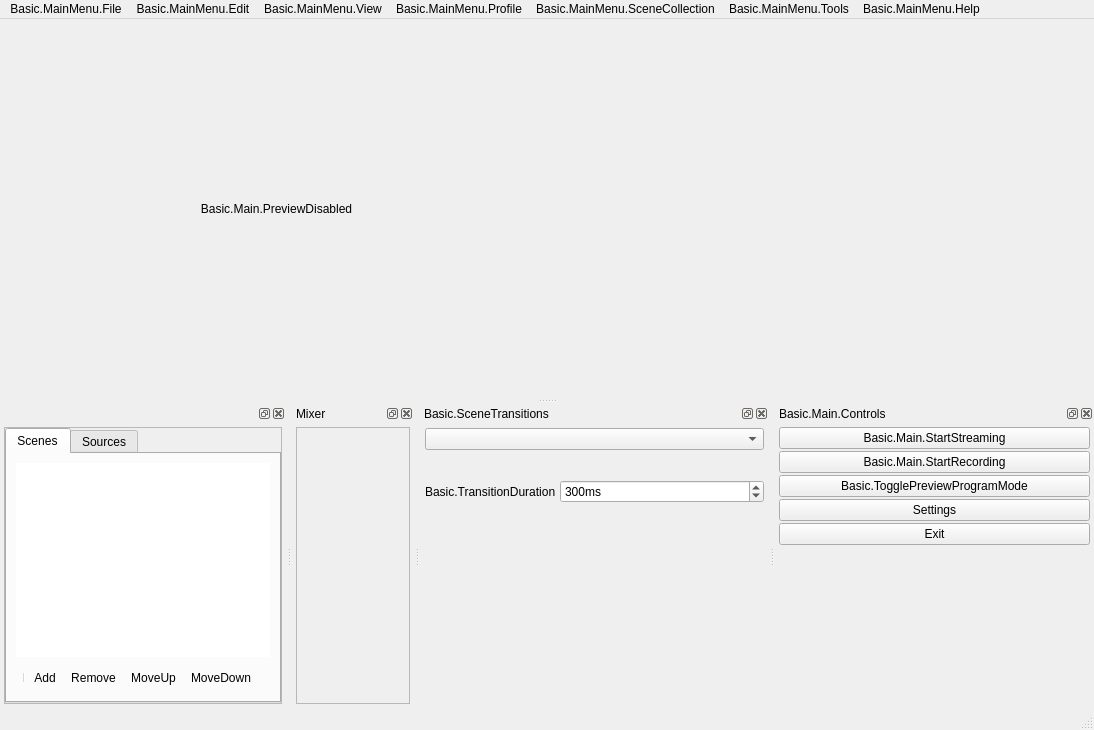
Before: the Qt Designer form UI/forms/OBSBasic.ui in SamerSaber/obs_new_ui, drawn with Qt 5.
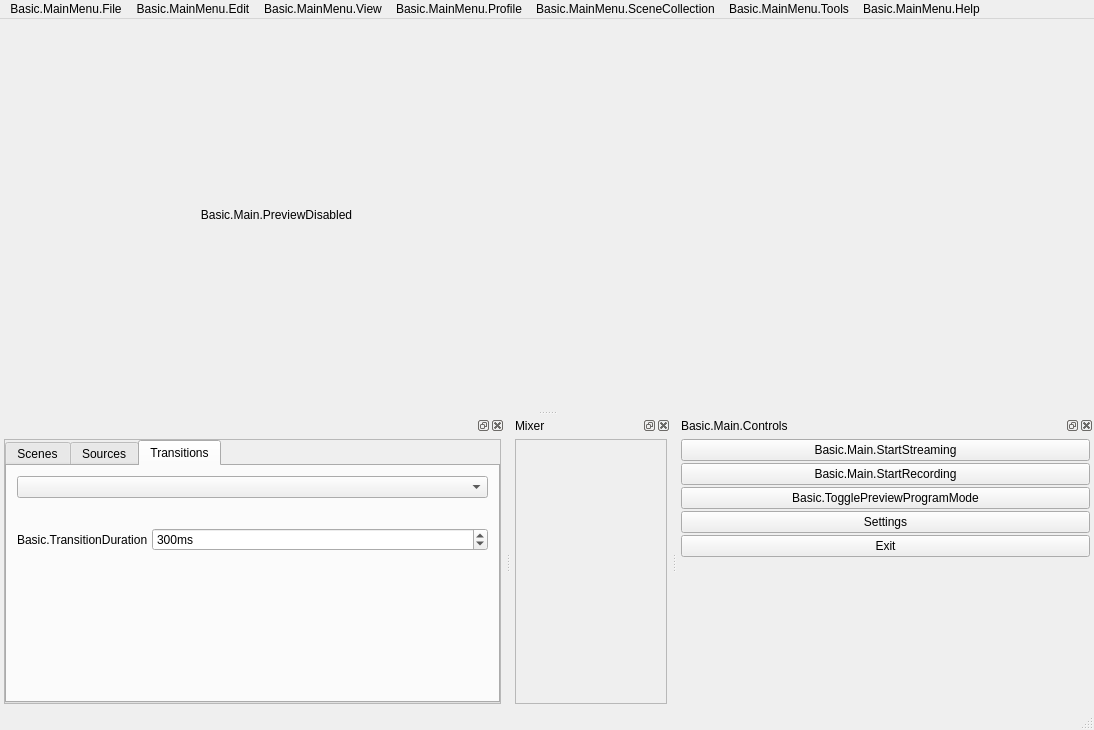
After: the same form once the commit is applied. The open tabs and pages were chosen to show the change. Icons and pictures are not drawn. Custom widgets are drawn as their Qt base class.

Commit message: adding the transitions to the scenes and sources tab

What changed in the file:
```diff
--- a/UI/forms/OBSBasic.ui
+++ b/UI/forms/OBSBasic.ui
@@ -377,7 +377,7 @@
           <property name="currentIndex">
            <number>1</number>
           </property>
-          <widget class="QWidget" name="tab">
+          <widget class="QWidget" name="sceneseTab">
            <attribute name="title">
             <string>Scenes</string>
            </attribute>
@@ -521,83 +521,11 @@
             </item>
            </layout>
           </widget>
-         </widget>
-        </item>
-       </layout>
-      </widget>
-     </item>
-    </layout>
-   </widget>
-  </widget>
-  <widget class="QDockWidget" name="mixerDock">
-   <property name="features">
-    <set>QDockWidget::AllDockWidgetFeatures</set>
-   </property>
-   <property name="windowTitle">
-    <string>Mixer</string>
-   </property>
-   <attribute name="dockWidgetArea">
-    <number>8</number>
-   </attribute>
-   <widget class="QWidget" name="dockWidgetContents_7">
-    <layout class="QVBoxLayout" name="verticalLayout_4">
-     <property name="leftMargin">
-      <number>4</number>
-     </property>
-     <property name="topMargin">
-      <number>4</number>
-     </property>
-     <property name="rightMargin">
-      <number>4</number>
-     </property>
-     <property name="bottomMargin">
-      <number>4</number>
-     </property>
-     <item>
-      <widget class="QScrollArea" name="mixerScrollArea">
-       <property name="widgetResizable">
-        <bool>true</bool>
-       </property>
-       <widget class="QWidget" name="volumeWidgets">
-        <property name="geometry">
-         <rect>
-          <x>0</x>
-          <y>0</y>
-          <width>68</width>
-          <height>252</height>
-         </rect>
-        </property>
-        <layout class="QHBoxLayout" name="horizontalLayout"/>
-       </widget>
-      </widget>
-     </item>
-    </layout>
-   </widget>
-  </widget>
-  <widget class="QDockWidget" name="transitionsDock">
-   <property name="features">
-    <set>QDockWidget::AllDockWidgetFeatures</set>
-   </property>
-   <property name="windowTitle">
-    <string>Basic.SceneTransitions</string>
-   </property>
-   <attribute name="dockWidgetArea">
-    <number>8</number>
-   </attribute>
-   <widget class="QWidget" name="dockWidgetContents_5">
-    <layout class="QVBoxLayout" name="verticalLayout_3">
-     <property name="leftMargin">
-      <number>4</number>
-     </property>
-     <property name="topMargin">
-      <number>4</number>
-     </property>
-     <property name="rightMargin">
-      <number>4</number>
-     </property>
-     <property name="bottomMargin">
-      <number>4</number>
-     </property>
+          <widget class="QWidget" name="tab">
+           <attribute name="title">
+            <string>Transitions</string>
+           </attribute>
+           <layout class="QVBoxLayout" name="verticalLayout_9">
      <item>
       <widget class="QWidget" name="transitionsContainer" native="true">
        <layout class="QVBoxLayout" name="verticalLayout_2">
@@ -816,6 +744,58 @@
          </spacer>
         </item>
        </layout>
+             </widget>
+            </item>
+           </layout>
+          </widget>
+         </widget>
+        </item>
+       </layout>
+      </widget>
+     </item>
+    </layout>
+   </widget>
+  </widget>
+  <widget class="QDockWidget" name="mixerDock">
+   <property name="features">
+    <set>QDockWidget::AllDockWidgetFeatures</set>
+   </property>
+   <property name="windowTitle">
+    <string>Mixer</string>
+   </property>
+   <attribute name="dockWidgetArea">
+    <number>8</number>
+   </attribute>
+   <widget class="QWidget" name="dockWidgetContents_7">
+    <layout class="QVBoxLayout" name="verticalLayout_4">
+     <property name="leftMargin">
+      <number>4</number>
+     </property>
+     <property name="topMargin">
+      <number>4</number>
+     </property>
+     <property name="rightMargin">
+      <number>4</number>
+     </property>
+     <property name="bottomMargin">
+      <number>4</number>
+     </property>
+     <item>
+      <widget class="QScrollArea" name="mixerScrollArea">
+       <property name="widgetResizable">
+        <bool>true</bool>
+       </property>
+       <widget class="QWidget" name="volumeWidgets">
+        <property name="geometry">
+         <rect>
+          <x>0</x>
+          <y>0</y>
+          <width>207</width>
+          <height>252</height>
+         </rect>
+        </property>
+        <layout class="QHBoxLayout" name="horizontalLayout"/>
+       </widget>
       </widget>
      </item>
     </layout>
```
Left out of the diff: 4 changed lines with no effect on the pictures. Lines whose indentation alone changed are shown as unchanged. The commit also changes 1 other file.
